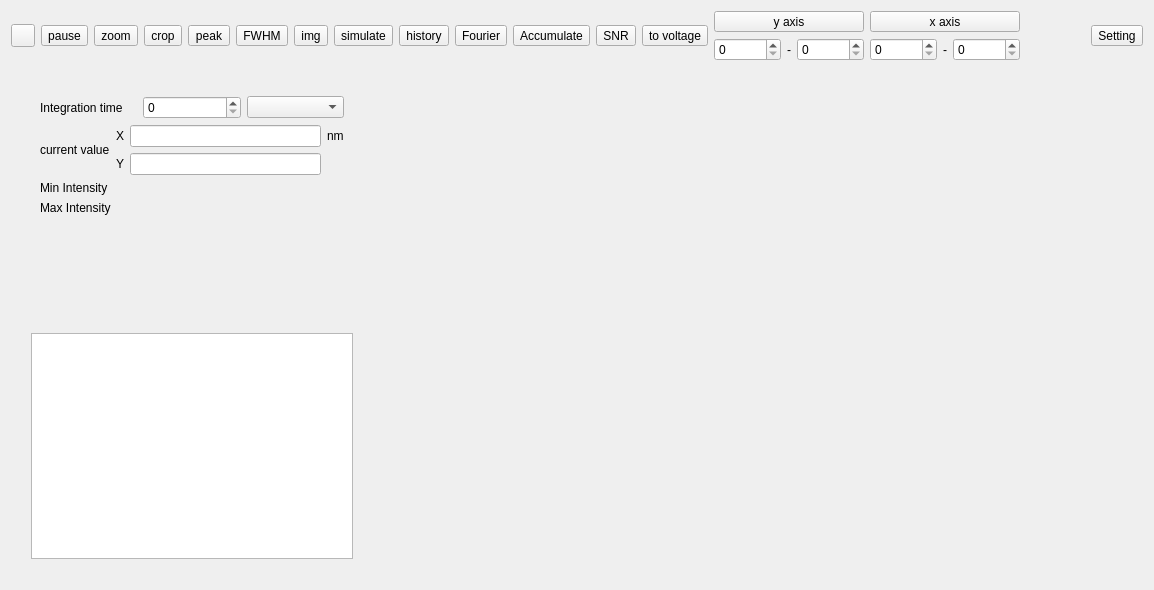
Before: the Qt Designer form src/mode/FormEasy/formeasy.ui in MRsoymilk/MySerial, drawn with Qt 5.
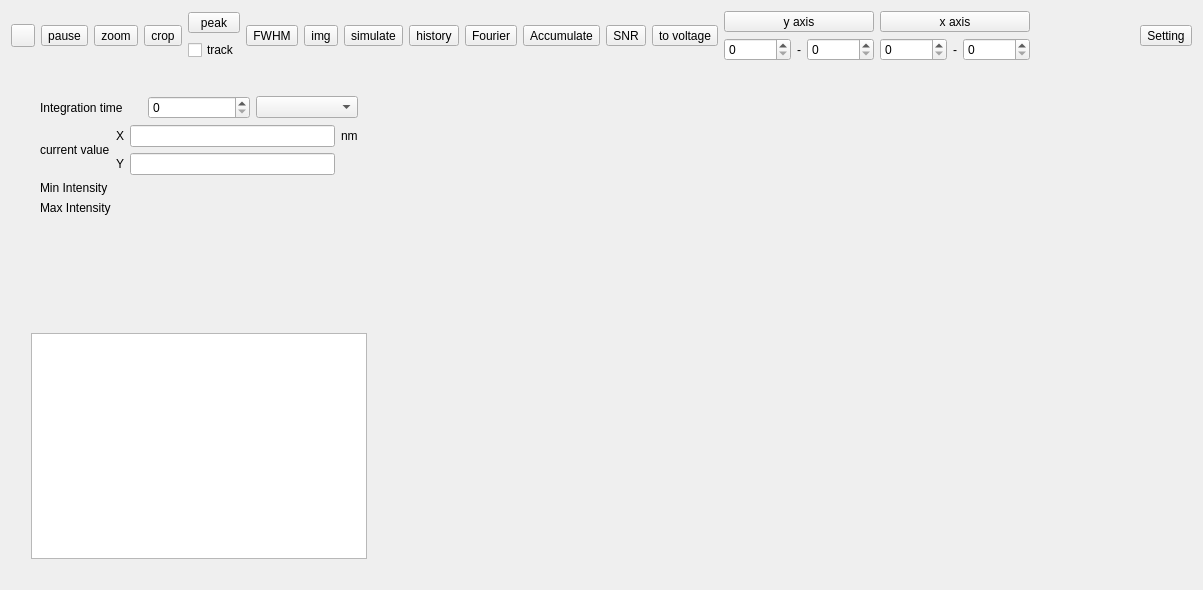
After: the same form once the commit is applied.

Commit message: FormEasy: add peak trajectory

```diff
--- a/src/mode/FormEasy/formeasy.ui
+++ b/src/mode/FormEasy/formeasy.ui
@@ -6,7 +6,7 @@
    <rect>
     <x>0</x>
     <y>0</y>
-    <width>1154</width>
+    <width>1203</width>
     <height>590</height>
    </rect>
   </property>
@@ -57,7 +57,15 @@
       </widget>
      </item>
      <item>
+      <layout class="QVBoxLayout" name="vLayPeak">
+       <item>
       <widget class="QToolButton" name="tBtnPeak">
+         <property name="sizePolicy">
+          <sizepolicy hsizetype="Preferred" vsizetype="Fixed">
+           <horstretch>0</horstretch>
+           <verstretch>0</verstretch>
+          </sizepolicy>
+         </property>
        <property name="text">
         <string>peak</string>
        </property>
@@ -65,6 +73,15 @@
         <bool>true</bool>
        </property>
       </widget>
+       </item>
+       <item>
+        <widget class="QCheckBox" name="checkBoxPeakTrack">
+         <property name="text">
+          <string>track</string>
+         </property>
+        </widget>
+       </item>
+      </layout>
      </item>
      <item>
       <widget class="QToolButton" name="tBtnFWHM">
```
Lines whose indentation alone changed are shown as unchanged. The commit also changes 3 other files.
